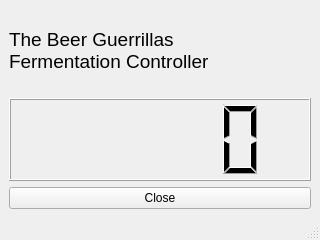
Above: src/FermentationControl/fermentationcontrol/ui/mainwindow.ui from ipa/GuerrillaBrew before the change. Below: the same form after it.
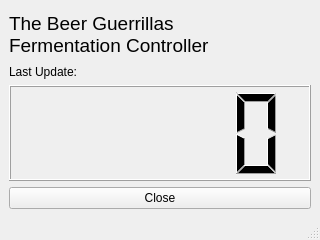
That is the form after the change.

```diff
--- a/src/FermentationControl/fermentationcontrol/ui/mainwindow.ui
+++ b/src/FermentationControl/fermentationcontrol/ui/mainwindow.ui
@@ -20,6 +20,12 @@
    <layout class="QVBoxLayout" name="verticalLayout">
     <item>
      <widget class="QLabel" name="label">
+      <property name="maximumSize">
+       <size>
+        <width>16777215</width>
+        <height>50</height>
+       </size>
+      </property>
       <property name="font">
        <font>
         <pointsize>14</pointsize>
@@ -31,6 +37,22 @@
       </property>
      </widget>
     </item>
+    <item>
+     <widget class="QLabel" name="labelLast">
+      <property name="enabled">
+       <bool>true</bool>
+      </property>
+      <property name="maximumSize">
+       <size>
+        <width>16777215</width>
+        <height>14</height>
+       </size>
+      </property>
+      <property name="text">
+       <string>Last Update: </string>
+      </property>
+     </widget>
+    </item>
     <item>
      <widget class="QLCDNumber" name="lcdNumber"/>
     </item>
```
